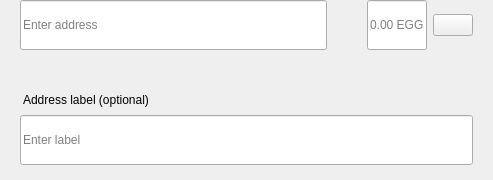
The window that src/qt/pivx/forms/sendmultirow.ui (KingricharVD/DSW) describes before a commit, drawn with Qt 5.
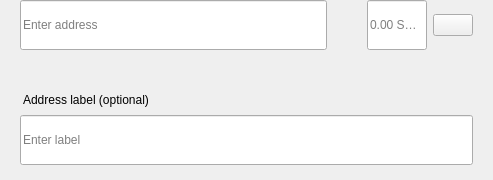
The same window after the commit.

The edit to the form file:
```diff
--- a/src/qt/pivx/forms/sendmultirow.ui
+++ b/src/qt/pivx/forms/sendmultirow.ui
@@ -198,7 +198,7 @@
            <set>Qt::AlignLeading|Qt::AlignLeft|Qt::AlignVCenter</set>
           </property>
           <property name="placeholderText">
-           <string notr="true">0.00 EGG</string>
+           <string notr="true">0.00 SAPP</string>
           </property>
          </widget>
         </item>
```
